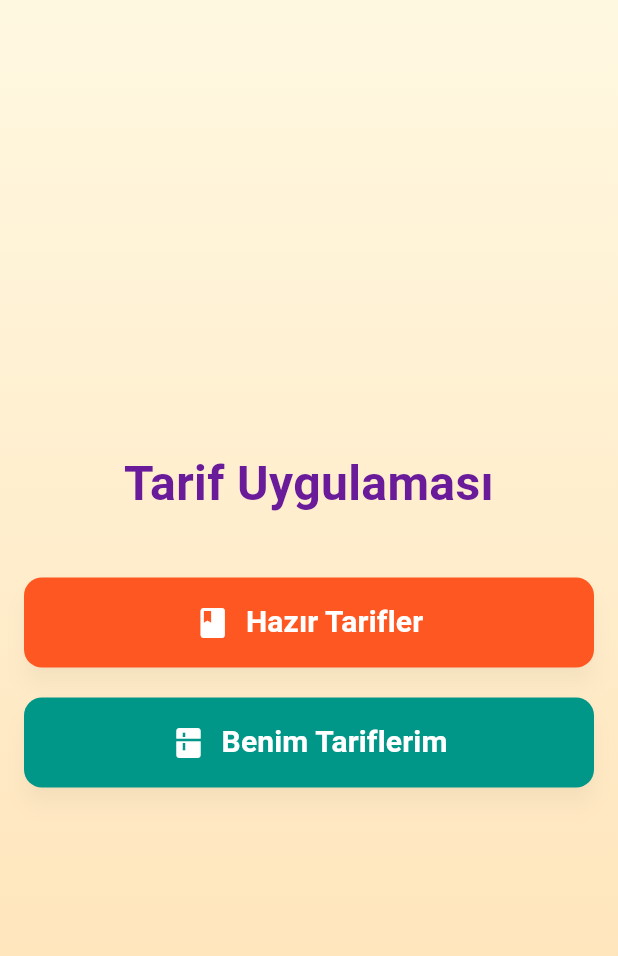
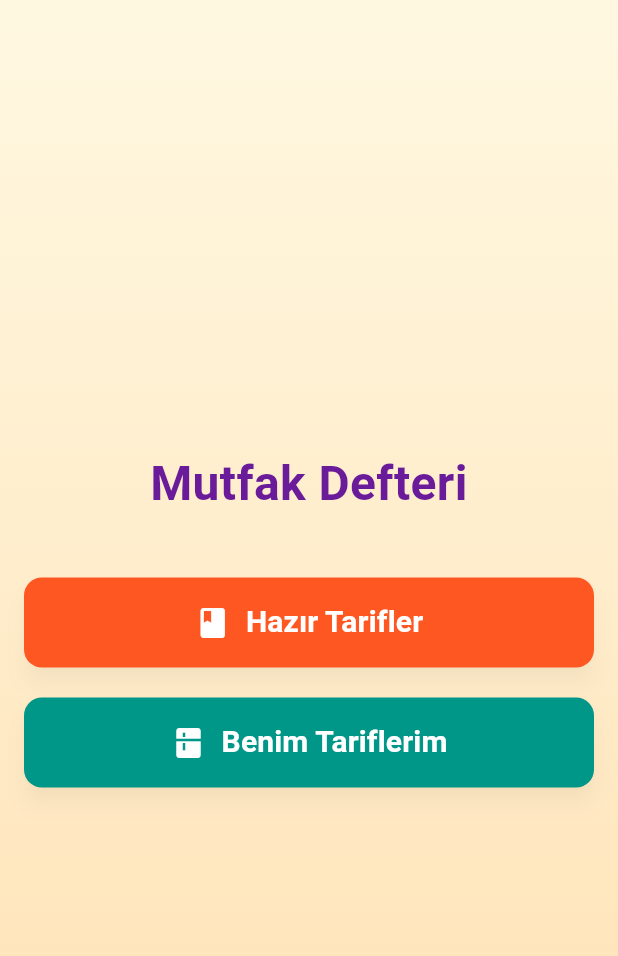
Before and after one commit to AdilBaha2/tarif_uygulamasi, a Flutter app: the screen it shows after launch, on a phone screen of 412 x 824 dp. Shown: the top 956 px of the screen. Run offline on Flutter 3.47's test engine with Material 3 defaults, Android fonts, the phone set to English and light mode, and no system bars; our stand-ins replace sqflite; accounts and stored records are empty.

Commit message:
Update ana_sayfa.dart

```diff
--- a/lib/ekranlar/ana_sayfa.dart
+++ b/lib/ekranlar/ana_sayfa.dart
@@ -24,7 +24,7 @@ class AnaSayfa extends StatelessWidget {
             children: [
               // Uygulama Başlığı
               const Text(
-                'Tarif Uygulaması',
+                'Mutfak Defteri',
                 style: TextStyle(
                   fontSize: 32.0,
                   fontWeight: FontWeight.bold,
```
